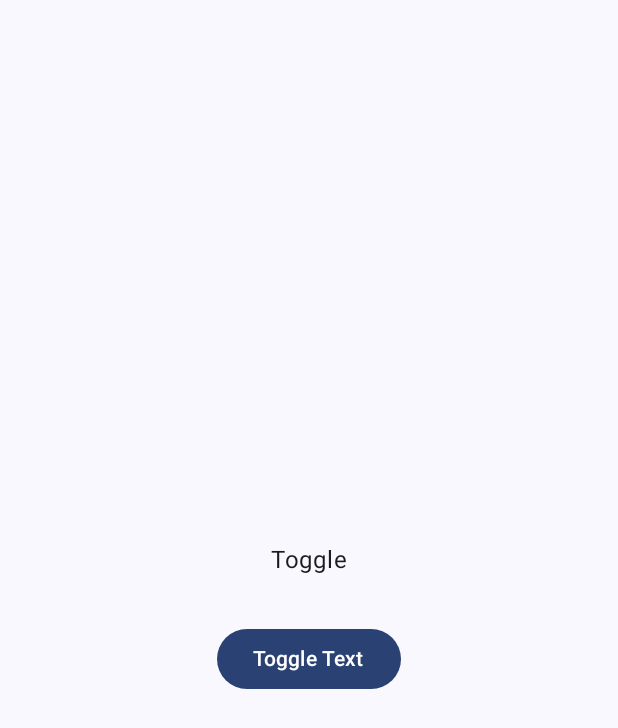
After one commit to Mwakanemela/Ahmed-Guedmioui-Youtube-Channel, an Android app built with Jetpack Compose: the StateRememberActivity screen opened directly, with no data from a screen before it, on a phone screen of 412 x 824 dp. The commit adds this screen. Shown: the top 728 px of the screen. Run offline under Robolectric (Android 15) with nearby library versions, the phone set to English and light mode, and no system bars.

Commit message:
how to implement a visibility change in in compose using state and remember

```diff
--- /dev/null
+++ b/JetpackCompose/app/src/main/java/com/example/jetpackcompose/state_remember/StateRememberActivity.kt
@@ -0,0 +1,62 @@
+package com.example.jetpackcompose.state_remember
+
+import android.os.Bundle
+import androidx.activity.ComponentActivity
+import androidx.activity.compose.setContent
+import androidx.activity.enableEdgeToEdge
+import androidx.compose.foundation.layout.Arrangement
+import androidx.compose.foundation.layout.Column
+import androidx.compose.foundation.layout.Spacer
+import androidx.compose.foundation.layout.fillMaxSize
+import androidx.compose.foundation.layout.height
+import androidx.compose.foundation.layout.padding
+import androidx.compose.material3.Button
+import androidx.compose.material3.Scaffold
+import androidx.compose.material3.Text
+import androidx.compose.runtime.Composable
+import androidx.compose.runtime.mutableStateOf
+import androidx.compose.runtime.remember
+import androidx.compose.ui.Alignment
+import androidx.compose.ui.Modifier
+import androidx.compose.ui.tooling.preview.Preview
+import androidx.compose.ui.unit.dp
+import com.example.jetpackcompose.state_remember.ui.theme.JetpackComposeTheme
+
+class StateRememberActivity : ComponentActivity() {
+    override fun onCreate(savedInstanceState: Bundle?) {
+        super.onCreate(savedInstanceState)
+        enableEdgeToEdge()
+        setContent {
+            JetpackComposeTheme {
+                Scaffold(modifier = Modifier.fillMaxSize()) { innerPadding ->
+                    StateRemember(Modifier.padding(innerPadding))
+                }
+            }
+        }
+    }
+}
+
+@Composable
+fun StateRemember(modifier: Modifier) {
+    Column(
+        modifier = modifier
+            .fillMaxSize(),
+        horizontalAlignment = Alignment.CenterHorizontally,
+        verticalArrangement = Arrangement.Center
+    ) {
+        val textVisibilityState = remember {
+            mutableStateOf(true)
+        }
+
+        if(textVisibilityState.value) {
+            Text(text = "Toggle")
+        }
+        Spacer(modifier = Modifier.height(30.dp))
+
+        Button(onClick = {
+            textVisibilityState.value = !textVisibilityState.value
+        }) {
+            Text(text = "Toggle Text")
+        }
+    }
+}
--- /dev/null
+++ b/JetpackCompose/app/src/main/java/com/example/jetpackcompose/state_remember/ui/theme/Theme.kt
@@ -0,0 +1,58 @@
+package com.example.jetpackcompose.state_remember.ui.theme
+
+import android.app.Activity
+import android.os.Build
+import androidx.compose.foundation.isSystemInDarkTheme
+import androidx.compose.material3.MaterialTheme
+import androidx.compose.material3.darkColorScheme
+import androidx.compose.material3.dynamicDarkColorScheme
+import androidx.compose.material3.dynamicLightColorScheme
+import androidx.compose.material3.lightColorScheme
+import androidx.compose.runtime.Composable
+import androidx.compose.ui.platform.LocalContext
+
+private val DarkColorScheme = darkColorScheme(
+    primary = Purple80,
+    secondary = PurpleGrey80,
+    tertiary = Pink80
+)
+
+private val LightColorScheme = lightColorScheme(
+    primary = Purple40,
+    secondary = PurpleGrey40,
+    tertiary = Pink40
+
+    /* Other default colors to override
+    background = Color(0xFFFFFBFE),
+    surface = Color(0xFFFFFBFE),
+    onPrimary = Color.White,
+    onSecondary = Color.White,
+    onTertiary = Color.White,
+    onBackground = Color(0xFF1C1B1F),
+    onSurface = Color(0xFF1C1B1F),
+    */
+)
+
+@Composable
+fun JetpackComposeTheme(
+    darkTheme: Boolean = isSystemInDarkTheme(),
+    // Dynamic color is available on Android 12+
+    dynamicColor: Boolean = true,
+    content: @Composable () -> Unit
+) {
+    val colorScheme = when {
+        dynamicColor && Build.VERSION.SDK_INT >= Build.VERSION_CODES.S -> {
+            val context = LocalContext.current
+            if (darkTheme) dynamicDarkColorScheme(context) else dynamicLightColorScheme(context)
+        }
+
+        darkTheme -> DarkColorScheme
+        else -> LightColorScheme
+    }
+
+    MaterialTheme(
+        colorScheme = colorScheme,
+        typography = Typography,
+        content = content
+    )
+}
--- /dev/null
+++ b/JetpackCompose/app/src/main/java/com/example/jetpackcompose/state_remember/ui/theme/Type.kt
@@ -0,0 +1,34 @@
+package com.example.jetpackcompose.state_remember.ui.theme
+
+import androidx.compose.material3.Typography
+import androidx.compose.ui.text.TextStyle
+import androidx.compose.ui.text.font.FontFamily
+import androidx.compose.ui.text.font.FontWeight
+import androidx.compose.ui.unit.sp
+
+// Set of Material typography styles to start with
+val Typography = Typography(
+    bodyLarge = TextStyle(
+        fontFamily = FontFamily.Default,
+        fontWeight = FontWeight.Normal,
+        fontSize = 16.sp,
+        lineHeight = 24.sp,
+        letterSpacing = 0.5.sp
+    )
+    /* Other default text styles to override
+    titleLarge = TextStyle(
+        fontFamily = FontFamily.Default,
+        fontWeight = FontWeight.Normal,
+        fontSize = 22.sp,
+        lineHeight = 28.sp,
+        letterSpacing = 0.sp
+    ),
+    labelSmall = TextStyle(
+        fontFamily = FontFamily.Default,
+        fontWeight = FontWeight.Medium,
+        fontSize = 11.sp,
+        lineHeight = 16.sp,
+        letterSpacing = 0.5.sp
+    )
+    */
+)
--- a/JetpackCompose/app/src/main/res/values/strings.xml
+++ b/JetpackCompose/app/src/main/res/values/strings.xml
@@ -1,4 +1,5 @@
 <resources>
     <string name="app_name">JetpackCompose</string>
     <string name="title_activity_modifier">ModifierActivity</string>
+    <string name="title_activity_state_remember">StateRememberActivity</string>
 </resources>
```
Also changed, not shown: JetpackCompose/app/src/main/AndroidManifest.xml (+13 -5 lines), JetpackCompose/app/src/main/java/com/example/jetpackcompose/state_remember/ui/theme/Color.kt (added, +11 -0 lines).
